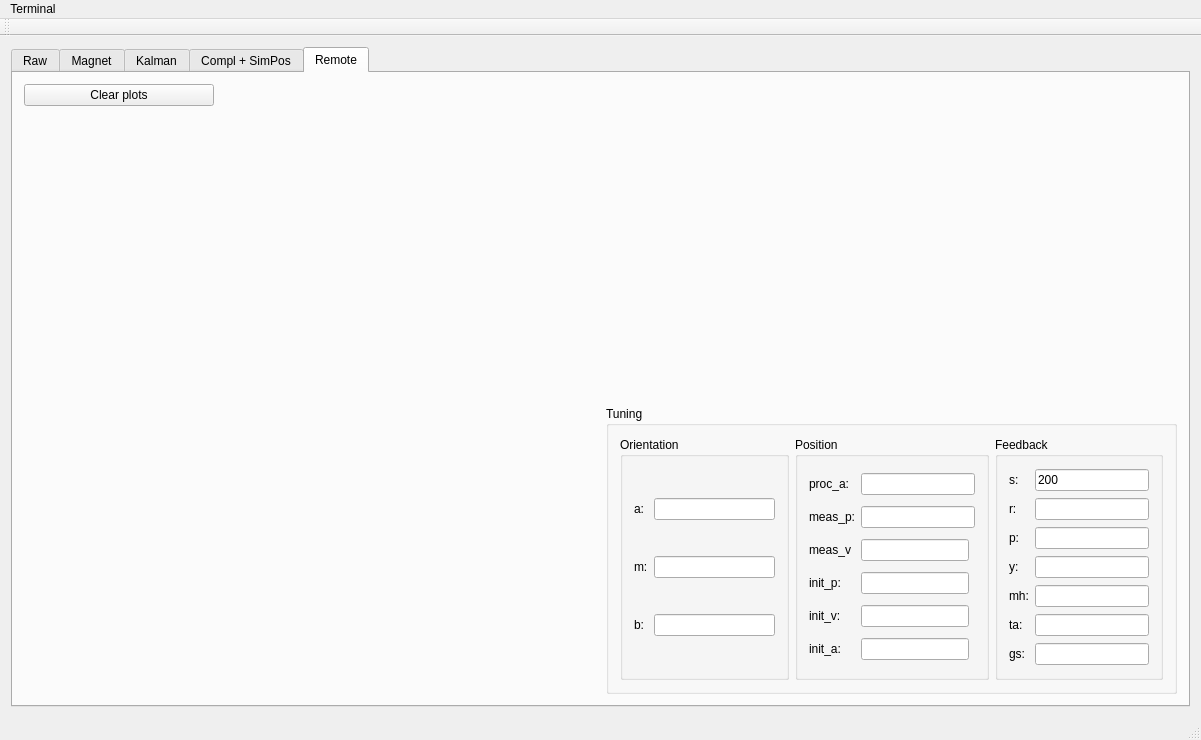
This is ins_board_pc/mainwindow.ui in quantum-pie/ins-board-pc as Qt 5 draws it before an edit. The edited form follows.
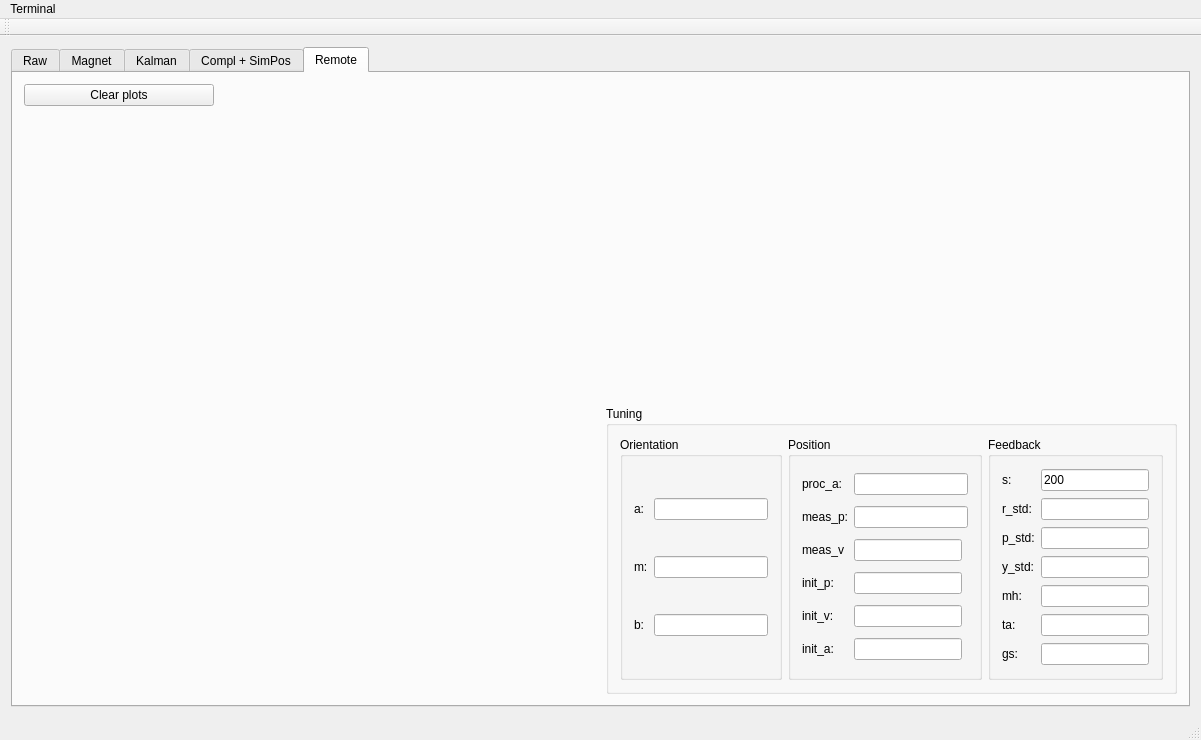
This is the edited form. Custom widgets are drawn as their Qt base class.

The edit to the form file:
```diff
--- a/ins_board_pc/mainwindow.ui
+++ b/ins_board_pc/mainwindow.ui
@@ -1045,14 +1045,14 @@
               <item row="2" column="0">
                <widget class="QLabel" name="_6">
                 <property name="text">
-                 <string>p:</string>
+                 <string>p_std:</string>
                 </property>
                </widget>
               </item>
               <item row="3" column="0">
                <widget class="QLabel" name="_7">
                 <property name="text">
-                 <string>y:</string>
+                 <string>y_std:</string>
                 </property>
                </widget>
               </item>
@@ -1072,7 +1072,7 @@
               <item row="1" column="0">
                <widget class="QLabel" name="label_56">
                 <property name="text">
-                 <string>r:</string>
+                 <string>r_std:</string>
                 </property>
                </widget>
               </item>
```
Left out of the diff: 12 changed lines with no effect on the pictures.
